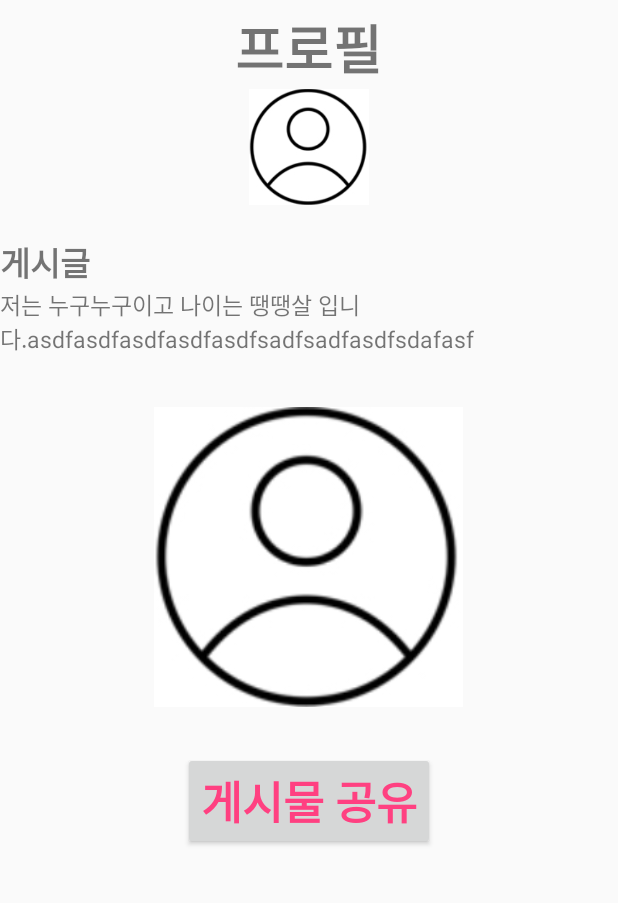
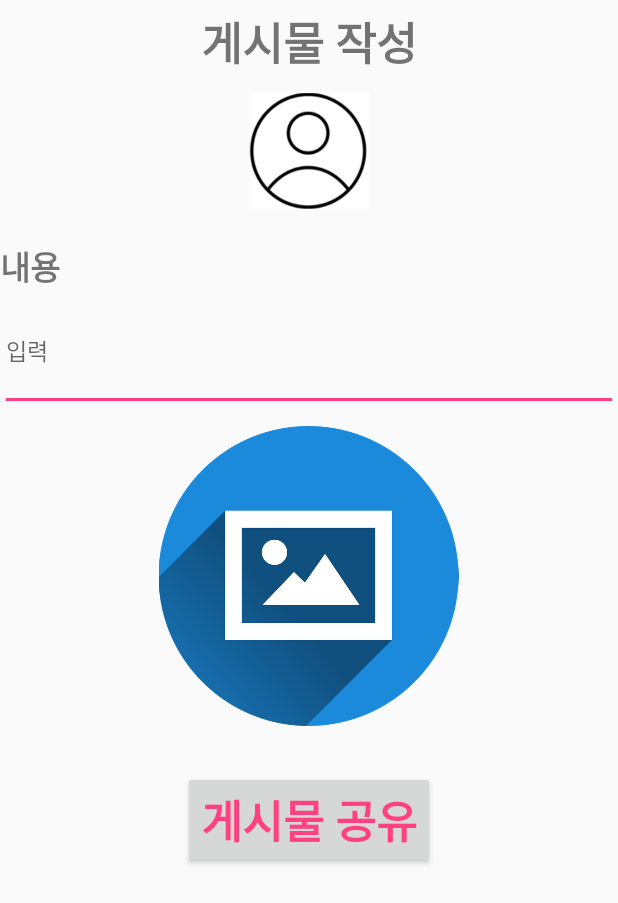
Before and after one commit to kyo4755/vitamin_android, an Android app: the layout sns_post.xml on its own in the app's theme, with its tools: preview values and no code run, on a phone screen of 412 x 824 dp. Shown: the top 903 px of the screen. Run offline under Robolectric (Android 15) with nearby library versions, the phone set to English and light mode, and no system bars.

Commit message:
0606 SNS 포스팅작업

```diff
--- a/app/src/main/AndroidManifest.xml
+++ b/app/src/main/AndroidManifest.xml
@@ -41,6 +41,10 @@
         <activity android:name=".UIActivity.FindIdActivity">
 
         </activity>
+
+        <activity android:name=".UIActivity.PostingActivity">
+
+        </activity>
     </application>
 
     <uses-permission android:name="android.permission.WRITE_EXTERNAL_STORAGE"/>
--- a/app/src/main/res/layout/sns_post.xml
+++ b/app/src/main/res/layout/sns_post.xml
@@ -12,15 +12,16 @@
         android:layout_height="wrap_content"
         android:layout_gravity="center"
         android:layout_marginTop="5dp"
-        android:text="프로필"
+        android:text="게시물 작성"
 
-        android:textSize="35dp"
+        android:textSize="30dp"
         android:textStyle="bold" />
 
 
     <LinearLayout
         android:layout_width="match_parent"
         android:layout_height="wrap_content"
+        android:layout_marginTop="10dp"
         android:orientation="vertical">
 
         <ImageView
@@ -49,16 +50,16 @@
                     android:layout_height="wrap_content"
                     android:layout_gravity="left"
                     android:layout_marginTop="10dp"
-                    android:text="게시글"
+                    android:text="내용"
                     android:textSize="22dp"
                     android:textStyle="bold" />
 
-                <TextView
+                <EditText
                     android:id="@+id/context"
                     android:layout_width="match_parent"
                     android:layout_height="80dp"
                     android:layout_gravity="center_vertical"
-                    android:text="저는 누구누구이고 나이는 땡땡살 입니다.asdfasdfasdfasdfasdfsadfsadfasdfsdafasf"
+                    android:hint="입력"
                     android:textSize="15dp" />
 
                 <ImageView
@@ -66,7 +67,8 @@
                     android:layout_width="250dp"
                     android:layout_height="200dp"
                     android:layout_gravity="center"
-                    android:src="@drawable/pro" />
+                    android:layout_marginTop="10dp"
+                    android:src="@drawable/post_picture" />
 
 
             </LinearLayout>
```
Also changed, not shown: app/src/main/java/com/vitamin/wecantalk/UIActivity/PostingActivity.java (added, +39 -0 lines), app/src/main/java/com/vitamin/wecantalk/fragment/FriendsSnsFragment.java (+34 -5 lines), app/src/main/res/layout/fragment_sns.xml (+22 -12 lines), app/src/main/res/drawable/post.png (added), app/src/main/res/drawable/post_camera.png (added), app/src/main/res/drawable/post_picture.png (added).
